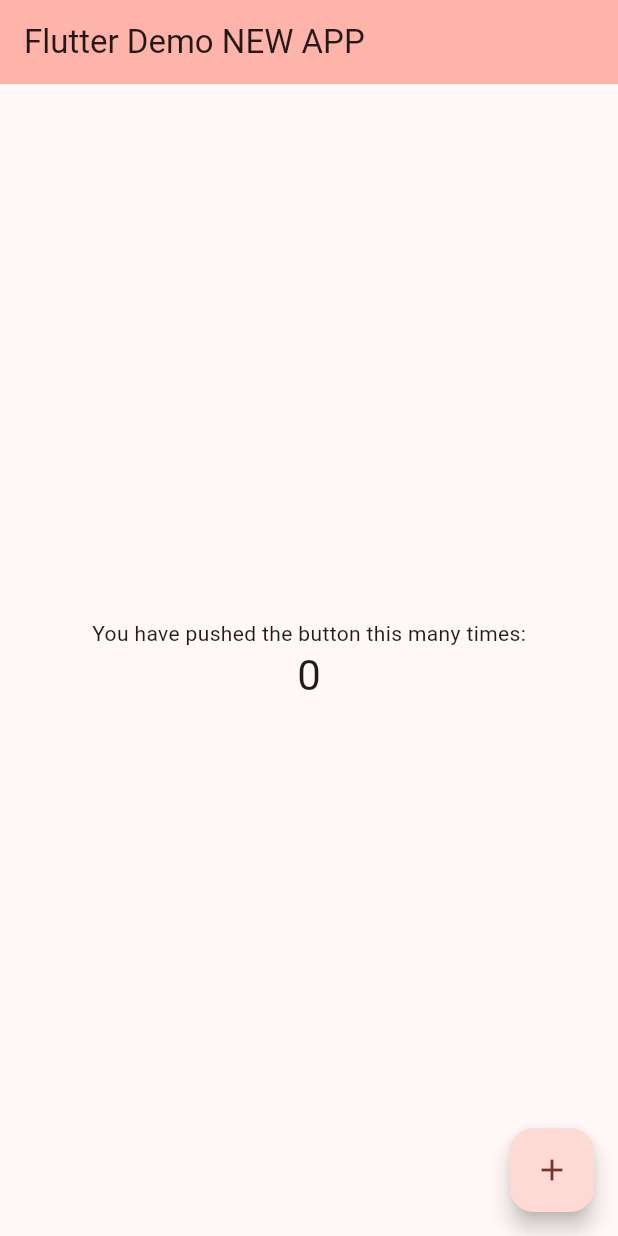
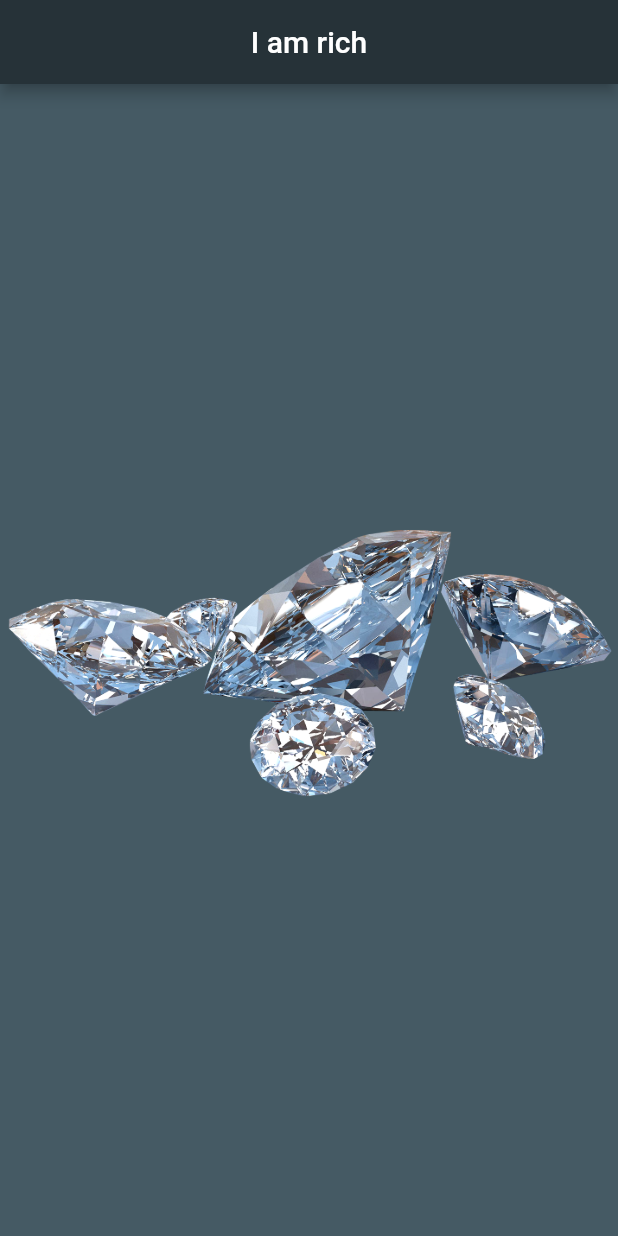
Before and after one commit to UlugbekMuslitdinov/MyCodingTrainings, a Flutter app: the screen it shows after launch, on a phone screen of 412 x 824 dp. Run offline on Flutter 3.47's test engine with Material 2 defaults, Android fonts, the light colour scheme and no system bars.

Commit message:
icon changed

```diff
--- a/testing_app/lib/main.dart
+++ b/testing_app/lib/main.dart
@@ -1,125 +1,18 @@
 import 'package:flutter/material.dart';
 
+// The main function
 void main() {
-  runApp(const MyApp());
+  runApp(
+    MaterialApp(
+      home: Scaffold(
+          backgroundColor: Colors.blueGrey[700],
+          appBar: AppBar(
+            title: const Text("I am rich"),
+            backgroundColor: Colors.blueGrey[900],
+            centerTitle: true,
+          ),
+          body: const Center(
+              child: Image(image: AssetImage('images/diamonds.png')))),
+    ),
+  );
 }
-
-class MyApp extends StatelessWidget {
-  const MyApp({super.key});
-
-  // This widget is the root of your application.
-  @override
-  Widget build(BuildContext context) {
-    return MaterialApp(
-      title: 'Flutter Demo',
-      theme: ThemeData(
-        // This is the theme of your application.
-        //
-        // TRY THIS: Try running your application with "flutter run". You'll see
-        // the application has a blue toolbar. Then, without quitting the app,
-        // try changing the seedColor in the colorScheme below to Colors.green
-        // and then invoke "hot reload" (save your changes or press the "hot
-        // reload" button in a Flutter-supported IDE, or press "r" if you used
-        // the command line to start the app).
-        //
-        // Notice that the counter didn't reset back to zero; the application
-        // state is not lost during the reload. To reset the state, use hot
-        // restart instead.
-        //
-        // This works for code too, not just values: Most code changes can be
-        // tested with just a hot reload.
-        colorScheme: ColorScheme.fromSeed(seedColor: Colors.red),
-        useMaterial3: true,
-      ),
-      home: const MyHomePage(title: 'Flutter Demo NEW APP'),
-    );
-  }
-}
-
-class MyHomePage extends StatefulWidget {
-  const MyHomePage({super.key, required this.title});
-
-  // This widget is the home page of your application. It is stateful, meaning
-  // that it has a State object (defined below) that contains fields that affect
-  // how it looks.
-
-  // This class is the configuration for the state. It holds the values (in this
-  // case the title) provided by the parent (in this case the App widget) and
-  // used by the build method of the State. Fields in a Widget subclass are
-  // always marked "final".
-
-  final String title;
-
-  @override
-  State<MyHomePage> createState() => _MyHomePageState();
-}
-
-class _MyHomePageState extends State<MyHomePage> {
-  int _counter = 0;
-
-  void _incrementCounter() {
-    setState(() {
-      // This call to setState tells the Flutter framework that something has
-      // changed in this State, which causes it to rerun the build method below
-      // so that the display can reflect the updated values. If we changed
-      // _counter without calling setState(), then the build method would not be
-      // called again, and so nothing would appear to happen.
-      _counter++;
-    });
-  }
-
-  @override
-  Widget build(BuildContext context) {
-    // This method is rerun every time setState is called, for instance as done
-    // by the _incrementCounter method above.
-    //
-    // The Flutter framework has been optimized to make rerunning build methods
-    // fast, so that you can just rebuild anything that needs updating rather
-    // than having to individually change instances of widgets.
-    return Scaffold(
-      appBar: AppBar(
-        // TRY THIS: Try changing the color here to a specific color (to
-        // Colors.amber, perhaps?) and trigger a hot reload to see the AppBar
-        // change color while the other colors stay the same.
-        backgroundColor: Theme.of(context).colorScheme.inversePrimary,
-        // Here we take the value from the MyHomePage object that was created by
-        // the App.build method, and use it to set our appbar title.
-        title: Text(widget.title),
-      ),
-      body: Center(
-        // Center is a layout widget. It takes a single child and positions it
-        // in the middle of the parent.
-        child: Column(
-          // Column is also a layout widget. It takes a list of children and
-          // arranges them vertically. By default, it sizes itself to fit its
-          // children horizontally, and tries to be as tall as its parent.
-          //
-          // Column has various properties to control how it sizes itself and
-          // how it positions its children. Here we use mainAxisAlignment to
-          // center the children vertically; the main axis here is the vertical
-          // axis because Columns are vertical (the cross axis would be
-          // horizontal).
-          //
-          // TRY THIS: Invoke "debug painting" (choose the "Toggle Debug Paint"
-          // action in the IDE, or press "p" in the console), to see the
-          // wireframe for each widget.
-          mainAxisAlignment: MainAxisAlignment.center,
-          children: <Widget>[
-            const Text(
-              'You have pushed the button this many times:',
-            ),
-            Text(
-              '$_counter',
-              style: Theme.of(context).textTheme.headlineMedium,
-            ),
-          ],
-        ),
-      ),
-      floatingActionButton: FloatingActionButton(
-        onPressed: _incrementCounter,
-        tooltip: 'Increment',
-        child: const Icon(Icons.add),
-      ), // This trailing comma makes auto-formatting nicer for build methods.
-    );
-  }
-}
--- a/testing_app/pubspec.yaml
+++ b/testing_app/pubspec.yaml
@@ -59,9 +59,8 @@ flutter:
   uses-material-design: true
 
   # To add assets to your application, add an assets section, like this:
-  # assets:
-  #   - images/a_dot_burr.jpeg
-  #   - images/a_dot_ham.jpeg
+  assets:
+     - images/
 
   # An image asset can refer to one or more resolution-specific "variants", see
   # https://flutter.dev/assets-and-images/#resolution-aware
```
Also changed, not shown: testing_app/images/diamonds.png (added), testing_app/pubspec.lock, 31 other files.
